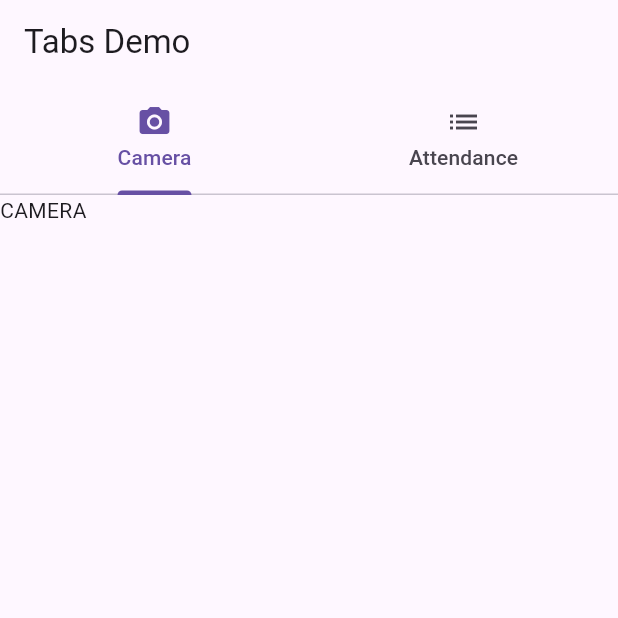
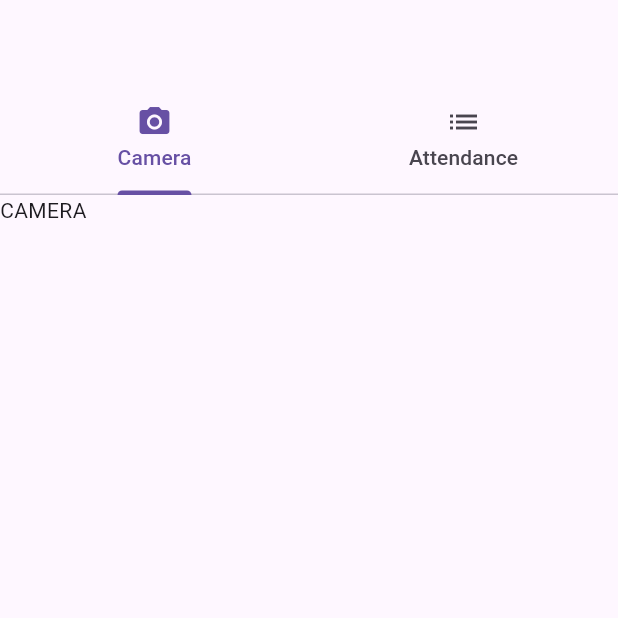
Before and after one commit to keikurono7/quickmark, a Flutter app: the screen it shows after launch, on a phone screen of 412 x 824 dp, the top half of it. Run offline on Flutter 3.47's test engine with Material 3 defaults, Android fonts, the phone set to English and light mode, and no system bars.

Commit message:
just checking

```diff
--- a/lib/main.dart
+++ b/lib/main.dart
@@ -8,27 +8,12 @@ void main() {
 class MyApp extends StatelessWidget {
   const MyApp({super.key});
 
-  // This widget is the root of your application.
   @override
   Widget build(BuildContext context) {
     return MaterialApp(
+      debugShowCheckedModeBanner: false,
       title: 'Flutter Demo',
       theme: ThemeData(
-        // This is the theme of your application.
-        //
-        // TRY THIS: Try running your application with "flutter run". You'll see
-        // the application has a purple toolbar. Then, without quitting the app,
-        // try changing the seedColor in the colorScheme below to Colors.green
-        // and then invoke "hot reload" (save your changes or press the "hot
-        // reload" button in a Flutter-supported IDE, or press "r" if you used
-        // the command line to start the app).
-        //
-        // Notice that the counter didn't reset back to zero; the application
-        // state is not lost during the reload. To reset the state, use hot
-        // restart instead.
-        //
-        // This works for code too, not just values: Most code changes can be
-        // tested with just a hot reload.
         colorScheme: ColorScheme.fromSeed(seedColor: Colors.deepPurple),
         useMaterial3: true,
       ),
--- a/lib/pages/tab.dart
+++ b/lib/pages/tab.dart
@@ -4,7 +4,7 @@ import 'attendance.dart';
 
 
 class Tabs extends StatelessWidget {
-  const Tabs ({super.key});
+  const Tabs({super.key});
 
   @override
   Widget build(BuildContext context) {
@@ -19,7 +19,6 @@ class Tabs extends StatelessWidget {
                 Tab(icon: Icon(Icons.list), text: "Attendance",),
               ],
             ),
-            title: const Text('Tabs Demo'),
           ),
           body: const TabBarView(
             children: [
```
